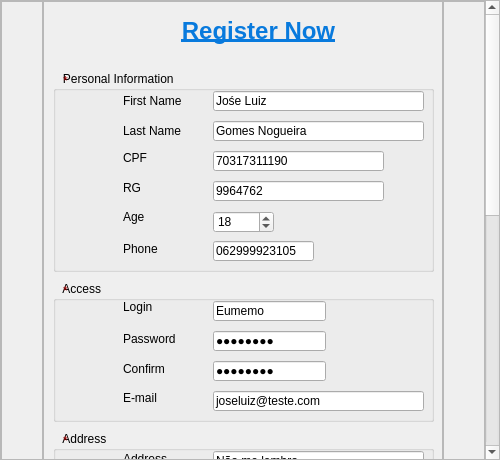
Above: Ipiranga_GUI/formregister.ui from Hugo-NF/App_Ipiranga before the change. Below: the same form after it.
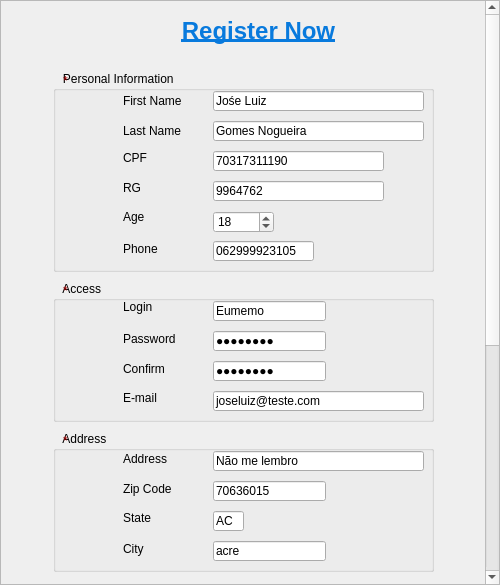
That is the form after the change. Icons and pictures are not drawn.

Patch:
```diff
--- a/Ipiranga_GUI/formregister.ui
+++ b/Ipiranga_GUI/formregister.ui
@@ -7,7 +7,7 @@
     <x>0</x>
     <y>0</y>
     <width>500</width>
-    <height>460</height>
+    <height>585</height>
    </rect>
   </property>
   <property name="sizePolicy">
@@ -57,7 +57,7 @@
       <property name="geometry">
        <rect>
         <x>0</x>
-        <y>-389</y>
+        <y>-399</y>
         <width>485</width>
         <height>980</height>
        </rect>
@@ -89,12 +89,6 @@
          <property name="locale">
           <locale language="English" country="UnitedStates"/>
          </property>
-         <property name="frameShape">
-          <enum>QFrame::StyledPanel</enum>
-         </property>
-         <property name="frameShadow">
-          <enum>QFrame::Raised</enum>
-         </property>
         </widget>
        </item>
        <item>
@@ -111,12 +105,6 @@
          <property name="locale">
           <locale language="English" country="UnitedStates"/>
          </property>
-         <property name="frameShape">
-          <enum>QFrame::StyledPanel</enum>
-         </property>
-         <property name="frameShadow">
-          <enum>QFrame::Raised</enum>
-         </property>
          <widget class="QLabel" name="TitleRegister">
           <property name="geometry">
            <rect>
@@ -1174,12 +1162,6 @@
          <property name="locale">
           <locale language="English" country="UnitedStates"/>
          </property>
-         <property name="frameShape">
-          <enum>QFrame::StyledPanel</enum>
-         </property>
-         <property name="frameShadow">
-          <enum>QFrame::Raised</enum>
-         </property>
         </widget>
        </item>
       </layout>
```
